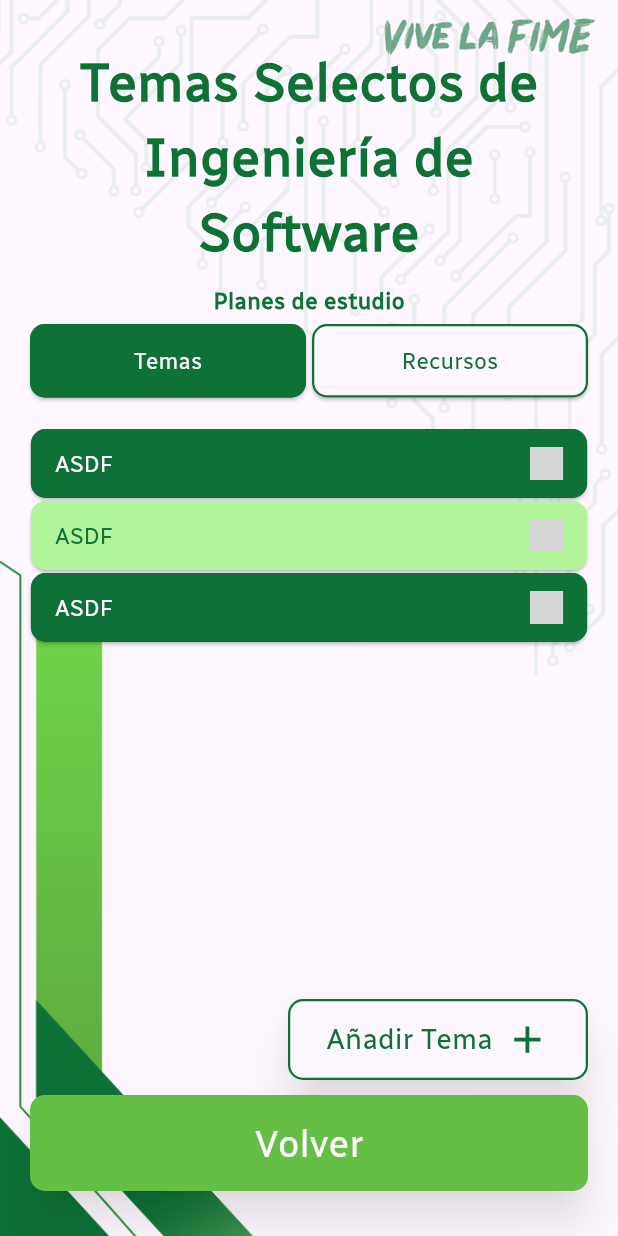
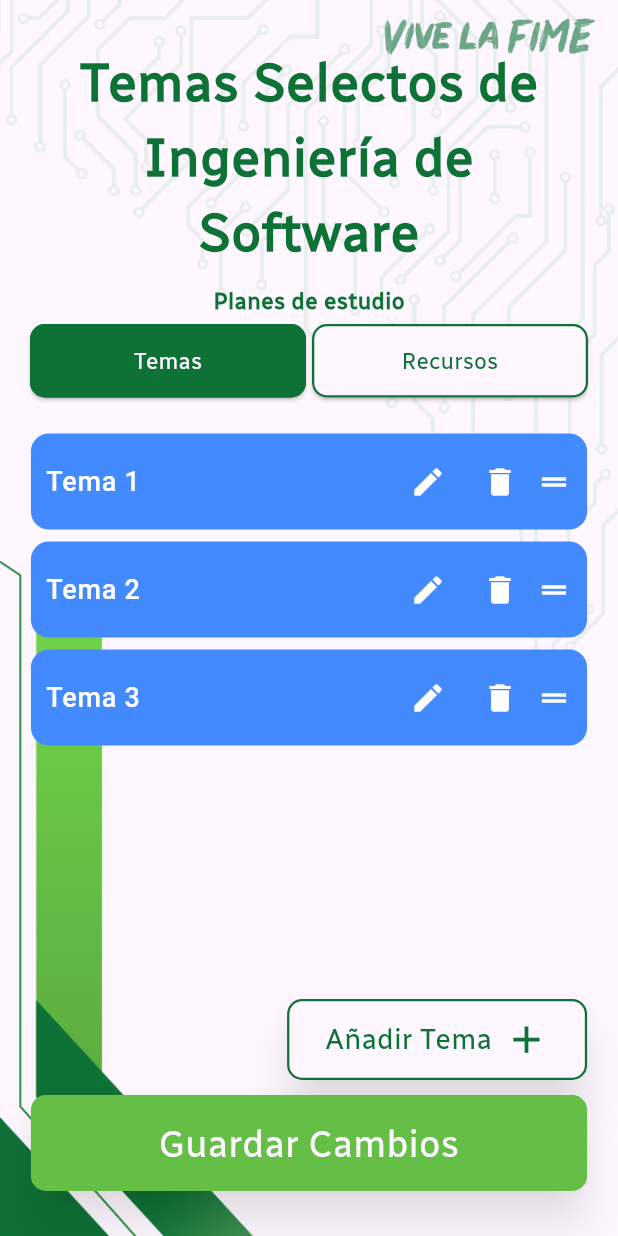
Before and after one commit to AntonioNoguera/project_atenea, a Flutter app: the SubjectModifyContentPage screen opened directly, on a phone screen of 412 x 824 dp. Run offline on Flutter 3.47's test engine with Material 3 defaults, Android fonts, the phone set to English and light mode, and no system bars; our stand-ins replace cloud_firestore, firebase_core, flutter_colorpicker, flutter_svg, fluttertoast, get_it and 1 more; accounts and stored records are empty; grey boxes are pictures that could not be loaded.

Commit message:
Feat [New Draggable Components] -> In order to have sorted lists added a new scrollable component

```diff
--- a/lib/src/presentation/pages/home/content_management/departments/academic_department_detail_page.dart
+++ b/lib/src/presentation/pages/home/content_management/departments/academic_department_detail_page.dart
@@ -130,7 +130,7 @@ class _AcademicDepartmentDetailPageState extends State<AcademicDepartmentDetailP
 
                           SizedBox(height: 20.0,),
                           Column(
-                            children: List.generate(20, (index) {
+                            children: List.generate(4, (index) {
                               return AcademyItemRow();
                             }),
                           ),
--- a/lib/src/presentation/pages/home/content_management/subject/manage_content/subject_modify_content_page.dart
+++ b/lib/src/presentation/pages/home/content_management/subject/manage_content/subject_modify_content_page.dart
@@ -1,22 +1,80 @@
 import 'package:flutter/material.dart';
 import 'package:provider/provider.dart';
-import 'package:proyect_atenea/src/presentation/pages/home/content_management/academies/create/widget/academy_contributor_row.dart';
 import 'package:proyect_atenea/src/presentation/pages/home/content_management/subject/create/subject_create_new_page.dart';
-import 'package:proyect_atenea/src/presentation/pages/home/my_subects/widgets/home_subject.dart';
 import 'package:proyect_atenea/src/presentation/providers/app_state_providers/active_index_notifier.dart';
 import 'package:proyect_atenea/src/presentation/providers/app_state_providers/scroll_controller_notifier.dart';
 import 'package:proyect_atenea/src/presentation/values/app_theme.dart';
 import 'package:proyect_atenea/src/presentation/widgets/atenea_button.dart';
-import 'package:proyect_atenea/src/presentation/widgets/atenea_card.dart';
 import 'package:proyect_atenea/src/presentation/widgets/atenea_page_animator.dart';
 import 'package:proyect_atenea/src/presentation/widgets/atenea_scaffold.dart';
 import 'package:proyect_atenea/src/presentation/widgets/toggle_buttons_widget%20.dart';
 
-class SubjectModifyContentPage  extends StatelessWidget {
-  const SubjectModifyContentPage ({super.key});
+class SubjectModifyContentPage extends StatefulWidget {
+  const SubjectModifyContentPage({super.key});
+
+  @override
+  _SubjectModifyContentPageState createState() => _SubjectModifyContentPageState();
+}
+
+class _SubjectModifyContentPageState extends State<SubjectModifyContentPage> {
+  List<String> topics = ['Tema 1', 'Tema 2', 'Tema 3'];
+  List<String> resources = [
+    'Recurso 1',
+    'Recurso 2',
+    'Recurso 3',
+    'Recurso 4',
+    'Recurso 5',
+    'Recurso 6',
+    'Recurso 7',
+    'Recurso 8',
+    'Recurso 9',
+    'Recurso 10',
+    'Recurso 11',
+  ];
 
   void _handleToggle(BuildContext context, int index) {
     Provider.of<ActiveIndexNotifier>(context, listen: false).setActiveIndex(index);
+  }
+
+  void _onReorder(int oldIndex, int newIndex, List<String> list) {
+    setState(() {
+      if (newIndex > oldIndex) newIndex -= 1;
+      final item = list.removeAt(oldIndex);
+      list.insert(newIndex, item);
+    });
+  }
+
+  void _editItem(BuildContext context, int index, List<String> list) {
+    TextEditingController controller = TextEditingController(text: list[index]);
+    showDialog(
+      context: context,
+      builder: (BuildContext context) {
+        return AlertDialog(
+          title: Text('Editar elemento'),
+          content: TextField(
+            controller: controller,
+            decoration: InputDecoration(hintText: 'Nuevo nombre'),
+          ),
+          actions: [
+            TextButton(
+              child: Text('Cancelar'),
+              onPressed: () {
+                Navigator.of(context).pop();
+              },
+            ),
+            TextButton(
+              child: Text('Guardar'),
+              onPressed: () {
+                setState(() {
+                  list[index] = controller.text;
+                });
+                Navigator.of(context).pop();
+              },
+            ),
+          ],
+        );
+      },
+    );
   }
 
   @override
@@ -50,7 +108,6 @@ class SubjectModifyContentPage  extends StatelessWidget {
                                 weight: FontWeights.semibold,
                               ),
                             ),
-
                             const SizedBox(height: 10),
                             Text(
                               'Planes de estudio',
@@ -59,20 +116,15 @@ class SubjectModifyContentPage  extends StatelessWidget {
                                 weight: FontWeights.bold,
                               ),
                             ),
-
                             const SizedBox(height: 5),
                             ToggleButtonsWidget(
                               onToggle: (index) => _handleToggle(context, index),
                               toggleOptions: const ['Temas', 'Recursos'],
                             ),
-
                             const SizedBox(height: 10),
                           ],
                         ),
                       ),
-
-
-
                       Expanded(
                         child: SingleChildScrollView(
                           controller: scrollNotifier.scrollController,
@@ -82,11 +134,9 @@ class SubjectModifyContentPage  extends StatelessWidget {
                             ),
                             child: Column(
                               children: [
-
                                 const SizedBox(height: 10.0),
                                 _renderedContent(activeIndexNotifier.activeIndex),
-
-                                const SizedBox(height: 40.0,),
+                                const SizedBox(height: 60.0),
                               ],
                             ),
                           ),
@@ -100,7 +150,7 @@ class SubjectModifyContentPage  extends StatelessWidget {
                     left: 0,
                     right: 0,
                     child: Padding(
-                      padding: EdgeInsets.symmetric(horizontal: 20.0),
+                      padding: EdgeInsets.symmetric(horizontal: MediaQuery.of(context).size.width * 0.05,),
                       child: Column(
                         children: [
                           Row(
@@ -118,7 +168,10 @@ class SubjectModifyContentPage  extends StatelessWidget {
                                   svgTint: AppColors.primaryColor,
                                   enabledBorder: true,
                                   backgroundColor: AppColors.ateneaWhite,
-                                  textStyle: AppTextStyles.builder(color: AppColors.primaryColor, size: FontSizes.body1),
+                                  textStyle: AppTextStyles.builder(
+                                    color: AppColors.primaryColor,
+                                    size: FontSizes.body1,
+                                  ),
                                   onPressed: () {
                                     Navigator.push(
                                       context,
@@ -134,7 +187,7 @@ class SubjectModifyContentPage  extends StatelessWidget {
                             children: [
                               Expanded(
                                 child: AteneaButton(
-                                  text: 'Volver',
+                                  text: 'Guardar Cambios',
                                   backgroundColor: AppColors.secondaryColor,
                                   onPressed: () {
                                     Navigator.pop(context);
@@ -145,7 +198,7 @@ class SubjectModifyContentPage  extends StatelessWidget {
                           ),
                         ],
                       ),
-                    )
+                    ),
                   ),
                 ],
               ),
@@ -157,21 +210,60 @@ class SubjectModifyContentPage  extends StatelessWidget {
   }
 
   Widget _renderedContent(int activeIndex) {
-    final Map<int, Widget> renderedContent = {
-      0: Column(
-        children: List.generate(3, (index) {
-          return AcademyContributorRow(index : index, content:  'ASDF', onClose:() {
-            print(index);
-          }, );
-        }),
+  final List<String> currentList = activeIndex == 0 ? topics : resources;
+
+  return ReorderableListView(
+    shrinkWrap: true,
+    buildDefaultDragHandles: false,
+    padding: EdgeInsets.zero, // Elimina el padding del ListView
+    onReorder: (oldIndex, newIndex) => _onReorder(oldIndex, newIndex, currentList),
+    children: [
+      for (int index = 0; index < currentList.length; index++)
+        Container(
+          key: ValueKey(currentList[index]),
+          margin: const EdgeInsets.symmetric(vertical: 4.0, horizontal: 0.0),
+          decoration: BoxDecoration(
+            color: Colors.blueAccent, // Cambia el color de fondo aquí
+            borderRadius: BorderRadius.circular(12.0), // Bordes redondeados
           ),
-      1: Column(
-        children: List.generate(5, (index) {
-          return const HomeSubject();
-        }),
+          child: ListTile(
+            contentPadding: const EdgeInsets.only(left: 10.0, right: 10.0),
+            title: Row(
+              children: [
+                Expanded(
+                  child: Text(
+                    currentList[index],
+                    style: const TextStyle(
+                      fontSize: 18.0,
+                      fontWeight: FontWeight.w500,
+                      color: Colors.white, // Cambia el color del texto aquí si lo necesitas
                     ),
-    };
+                  ),
+                ),
+                IconButton(
+                  icon: Icon(Icons.edit, color: Colors.white),
+                  onPressed: () {
+                    _editItem(context, index, currentList);
+                  },
+                ),
+                IconButton(
+                  icon: Icon(Icons.delete, color: Colors.white),
+                  onPressed: () {
+                    setState(() {
+                      currentList.removeAt(index);
+                    });
+                  },
+                ),
+                ReorderableDragStartListener(
+                  index: index,
+                  child: Icon(Icons.drag_handle, color: Colors.white),
+                ),
+              ],
+            ),
+          ),
+        ),
+    ],
+  );
+}
 
-    return renderedContent[activeIndex] ?? const Text('Unrenderable');
 }
-}
```
Lines whose indentation alone changed are shown as unchanged.
